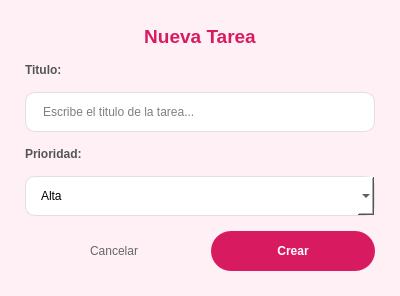
FrJavier/Aplicacioncliente, file vistas/nuevatarea.ui: the form before one commit.
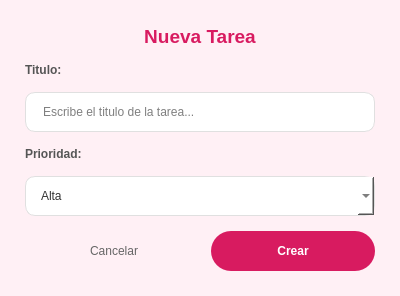
The form after the commit.

Patch:
```diff
--- a/vistas/nuevatarea.ui
+++ b/vistas/nuevatarea.ui
@@ -114,6 +114,13 @@
     border-radius: 10px;
     padding-left: 15px;
     background-color: white;
+    color: #333;
+}
+QComboBox QAbstractItemView {
+    background-color: white;
+    color: #333;
+    selection-background-color: #FCE4EC;
+    selection-color: #D81B60;
 }
       </string>
      </property>
```
